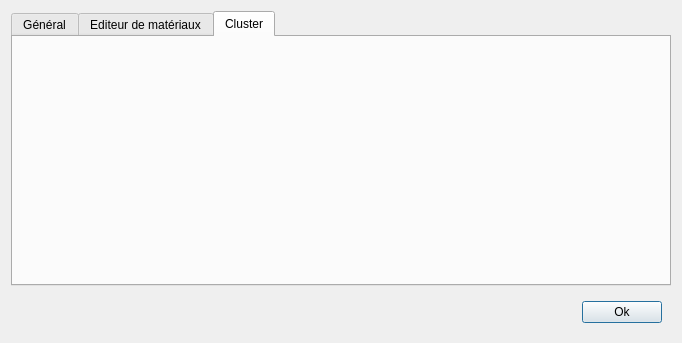
gaelduplessix/raytracer-42, file forms/Preferences.ui: the form before one commit.
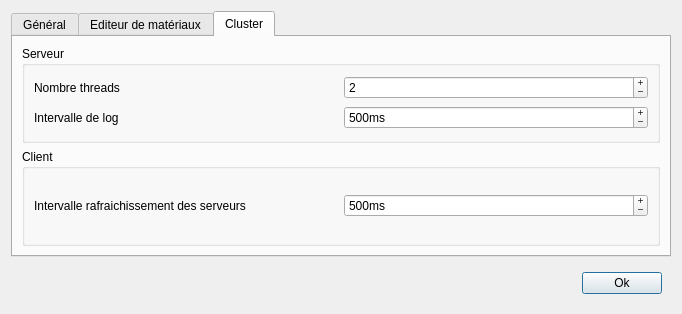
The form after the commit. The open tabs and pages were chosen to show the change.

```diff
--- a/forms/Preferences.ui
+++ b/forms/Preferences.ui
@@ -7,7 +7,7 @@
     <x>0</x>
     <y>0</y>
     <width>682</width>
-    <height>343</height>
+    <height>314</height>
    </rect>
   </property>
   <property name="windowTitle">
@@ -113,6 +113,101 @@
       <attribute name="title">
        <string>Cluster</string>
       </attribute>
+      <layout class="QVBoxLayout" name="verticalLayout_2">
+       <item>
+        <widget class="QGroupBox" name="groupBox">
+         <property name="title">
+          <string>Serveur</string>
+         </property>
+         <layout class="QGridLayout" name="gridLayout_3">
+          <item row="0" column="0">
+           <widget class="QLabel" name="label_3">
+            <property name="text">
+             <string>Nombre threads</string>
+            </property>
+           </widget>
+          </item>
+          <item row="0" column="1">
+           <widget class="QSpinBox" name="_threads">
+            <property name="buttonSymbols">
+             <enum>QAbstractSpinBox::PlusMinus</enum>
+            </property>
+            <property name="minimum">
+             <number>1</number>
+            </property>
+            <property name="maximum">
+             <number>10000</number>
+            </property>
+            <property name="value">
+             <number>2</number>
+            </property>
+           </widget>
+          </item>
+          <item row="1" column="0">
+           <widget class="QLabel" name="label_4">
+            <property name="text">
+             <string>Intervalle de log</string>
+            </property>
+           </widget>
+          </item>
+          <item row="1" column="1">
+           <widget class="QSpinBox" name="_serverLogTime">
+            <property name="buttonSymbols">
+             <enum>QAbstractSpinBox::PlusMinus</enum>
+            </property>
+            <property name="suffix">
+             <string>ms</string>
+            </property>
+            <property name="minimum">
+             <number>1</number>
+            </property>
+            <property name="maximum">
+             <number>1000000</number>
+            </property>
+            <property name="value">
+             <number>500</number>
+            </property>
+           </widget>
+          </item>
+         </layout>
+        </widget>
+       </item>
+       <item>
+        <widget class="QGroupBox" name="groupBox_2">
+         <property name="title">
+          <string>Client</string>
+         </property>
+         <layout class="QGridLayout" name="gridLayout_4">
+          <item row="0" column="0">
+           <widget class="QLabel" name="label_5">
+            <property name="text">
+             <string>Intervalle rafraichissement des serveurs</string>
+            </property>
+           </widget>
+          </item>
+          <item row="0" column="1">
+           <widget class="QSpinBox" name="_clientLogTime">
+            <property name="buttonSymbols">
+             <enum>QAbstractSpinBox::PlusMinus</enum>
+            </property>
+            <property name="suffix">
+             <string>ms</string>
+            </property>
+            <property name="minimum">
+             <number>1</number>
+            </property>
+            <property name="maximum">
+             <number>100000</number>
+            </property>
+            <property name="value">
+             <number>500</number>
+            </property>
+           </widget>
+          </item>
+         </layout>
+        </widget>
+       </item>
+      </layout>
      </widget>
     </widget>
    </item>
```
Left out of the diff: 14 changed lines with no effect on the pictures.
